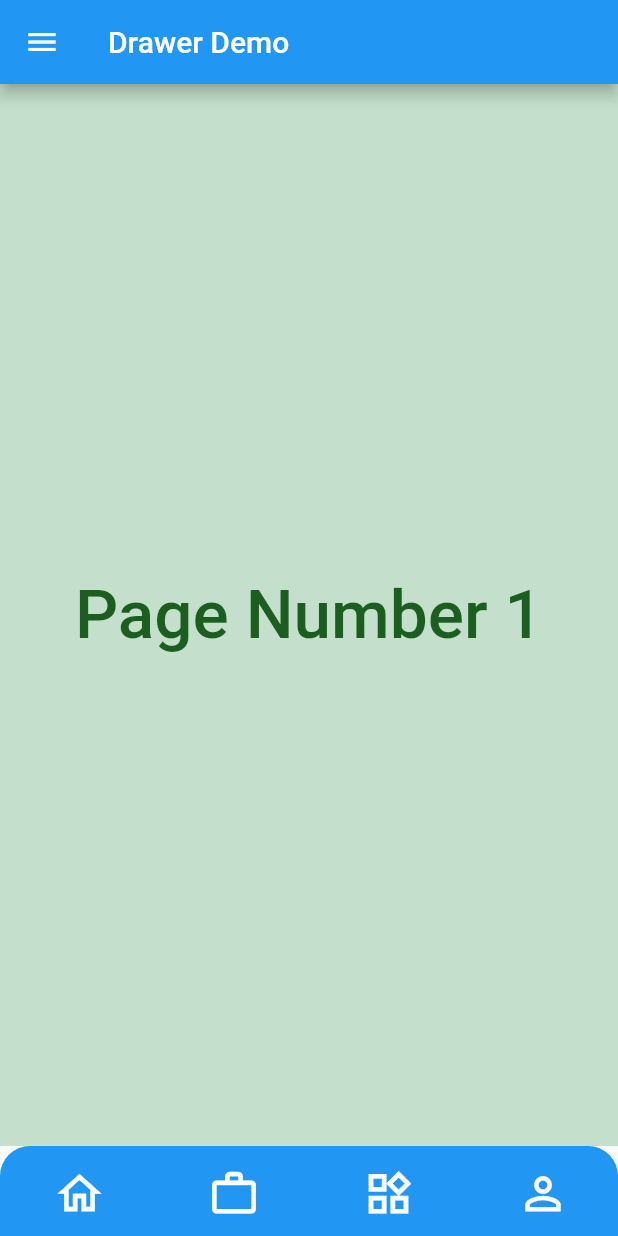
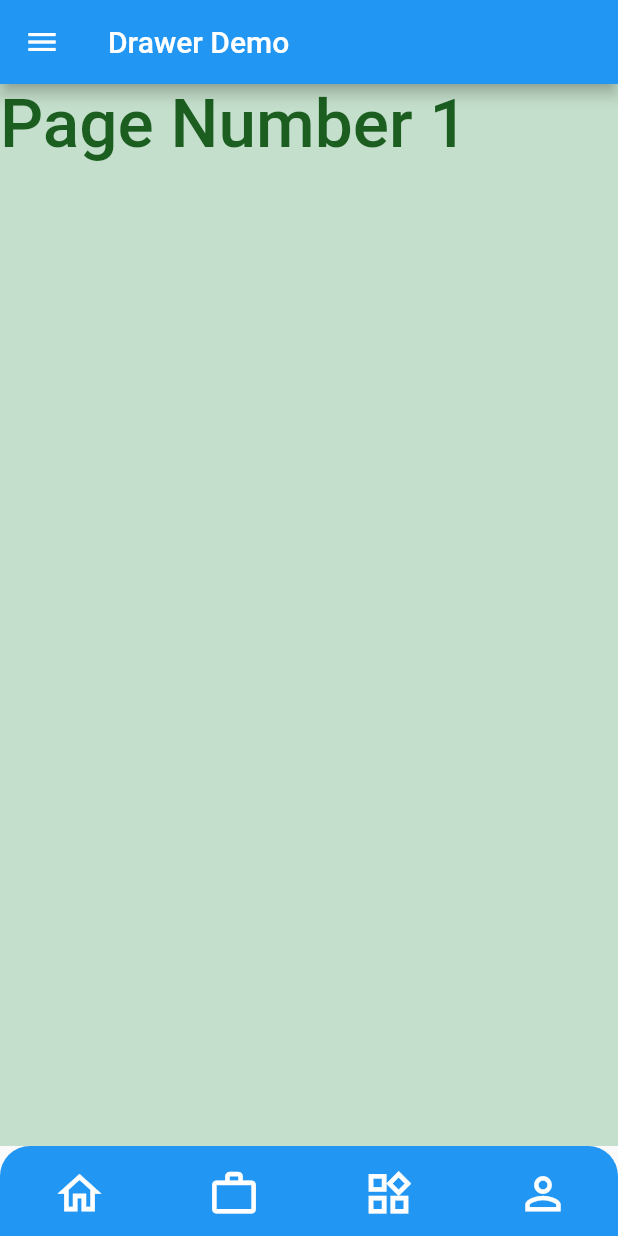
Before and after one commit to ssoumaille/flutter_example, a Flutter app: the screen it shows after launch, on a phone screen of 412 x 824 dp. Run offline on Flutter 3.47's test engine with Material 2 defaults, Android fonts, the phone set to English and light mode, and no system bars.

```diff
--- a/lib/main.dart
+++ b/lib/main.dart
@@ -11,9 +11,17 @@ class MyApp extends StatelessWidget {
 
   // This widget is the root of your application.
   @override
-  Widget build(BuildContext context) => const MaterialApp(
+  Widget build(BuildContext context) => MaterialApp(
         title: appTitle,
-        home: MyHomePage(title: appTitle),
+        initialRoute: '/',
+        routes: <String, WidgetBuilder> {
+          '/': (context) => const MyHomePage(title: appTitle),
+          '/1': (context) => const Page1(),
+          '/2': (context) => const Page2(),
+          '/3': (context) => const Page3(),
+          '/4': (context) => const Page4(),
+        }
+
       );
 }
 
@@ -36,33 +44,44 @@ class _HomePageState extends State<MyHomePage> {
     const Page4(),
   ];
 
+  final controller = PageController();
+
   @override
   Widget build(BuildContext context) => Scaffold(
-        appBar: AppBar(title: Text(MyApp.appTitle)),
-        body: pages[pageIndex],
+        appBar: AppBar(title: const Text(MyApp.appTitle)),
+        body: PageView(
+          controller: controller,
+          children: const [
+            Page1(),
+            Page2(),
+            Page3(),
+            Page4(),
+          ],
+        ),
         drawer: Drawer(
           child: ListView(
             padding: EdgeInsets.zero,
             children: [
               const DrawerHeader(
                 decoration: BoxDecoration(
-                  color: Colors.blue,
+                  color: const Color.fromARGB(255, 129, 154, 235),
                 ),
                 child: Text('Drawer Header'),
               ),
               ListTile(
-                title: const Text('Item 1'),
+                title: const Text('Page 1'),
                 onTap: () {
                   // Update the state of the app.
                   // ...
-                  Navigator.canPop(context);
+                  Navigator.pushNamed(context, '/1');
                 },
               ),
               ListTile(
-                title: const Text('Item 2'),
+                title: const Text('Page 2'),
                 onTap: () {
                   // Update the state of the app.
                   // ...
+                  Navigator.pushNamed(context, '/2');
                 },
               ),
             ],
@@ -82,11 +101,7 @@ class _HomePageState extends State<MyHomePage> {
             children: [
               IconButton(
                 enableFeedback: false,
-                onPressed: () {
-                  setState(() {
-                    pageIndex = 0;
-                  });
-                },
+                onPressed: () => setState(() => pages[0]),
                 icon: const Icon(
                   Icons.home_outlined,
                   color: Colors.white,
@@ -95,11 +110,7 @@ class _HomePageState extends State<MyHomePage> {
               ),
               IconButton(
                 enableFeedback: false,
-                onPressed: () {
-                  setState(() {
-                    pageIndex = 1;
-                  });
-                },
+                onPressed: () => setState(() => pages[1]),
                 icon: const Icon(
                   Icons.work_outline_outlined,
                   color: Colors.white,
@@ -108,11 +119,7 @@ class _HomePageState extends State<MyHomePage> {
               ),
               IconButton(
                 enableFeedback: false,
-                onPressed: () {
-                  setState(() {
-                    pageIndex = 2;
-                  });
-                },
+                onPressed: () => setState(() => pages[2]),
                 icon: const Icon(
                   Icons.widgets_outlined,
                   color: Colors.white,
@@ -121,11 +128,7 @@ class _HomePageState extends State<MyHomePage> {
               ),
               IconButton(
                 enableFeedback: false,
-                onPressed: () {
-                  setState(() {
-                    pageIndex = 3;
-                  });
-                },
+                onPressed: () => setState(() => pages[3]),
                 icon: const Icon(
                   Icons.person_outline,
                   color: Colors.white,
@@ -142,17 +145,23 @@ class Page1 extends StatelessWidget {
   const Page1({Key? key}) : super(key: key);
 
   @override
-  Widget build(BuildContext context) => Container(
-        color: const Color(0xffC4DFCB),
-        child: Center(
+  Widget build(BuildContext context) => Scaffold(
+        backgroundColor: const Color(0xffC4DFCB),
+        body: ListView(
+          padding: EdgeInsets.zero,
+          children: [
+            GestureDetector(
+              onTap: () => Navigator.pop(context),
               child: Text(
                 "Page Number 1",
                 style: TextStyle(
-              color: Colors.green[900],
+                  color: Colors.green.shade900,
                   fontSize: 45,
                   fontWeight: FontWeight.w500,
                 ),
               ),
+            ),
+          ],
         ),
       );
 }
@@ -162,6 +171,7 @@ class Page2 extends StatelessWidget {
 
   @override
   Widget build(BuildContext context) => Container(
+      child: Material(
         color: const Color(0xffC4DFCB),
         child: Center(
           child: Text(
@@ -171,6 +181,7 @@ class Page2 extends StatelessWidget {
               fontSize: 45,
               fontWeight: FontWeight.w500,
             ),
+          )
         ),
       ),
   );
```
Lines whose indentation alone changed are shown as unchanged.
